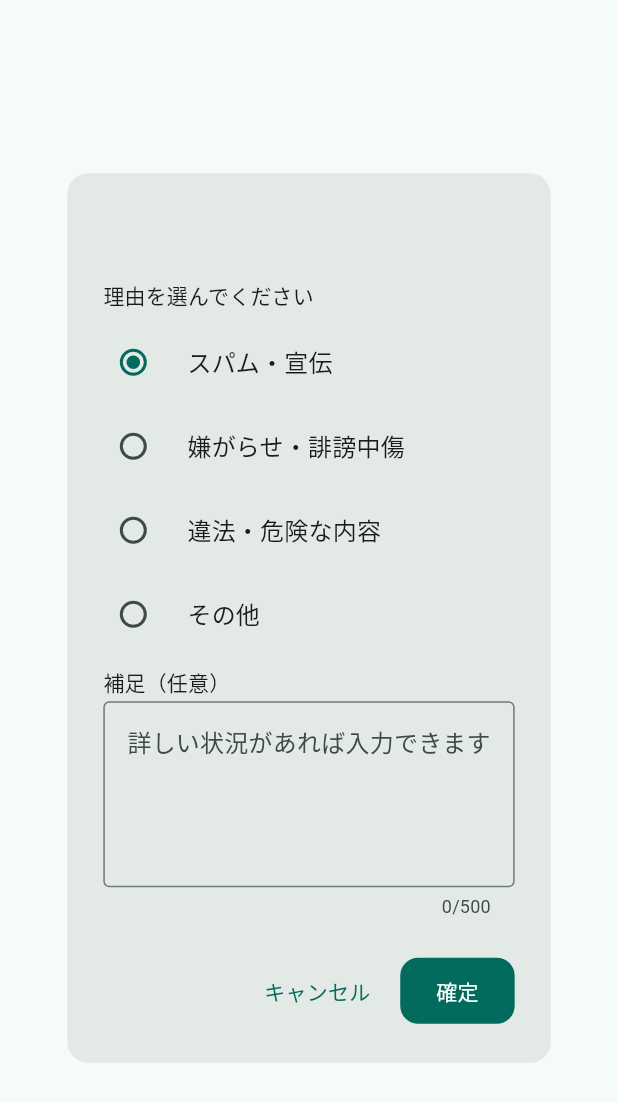
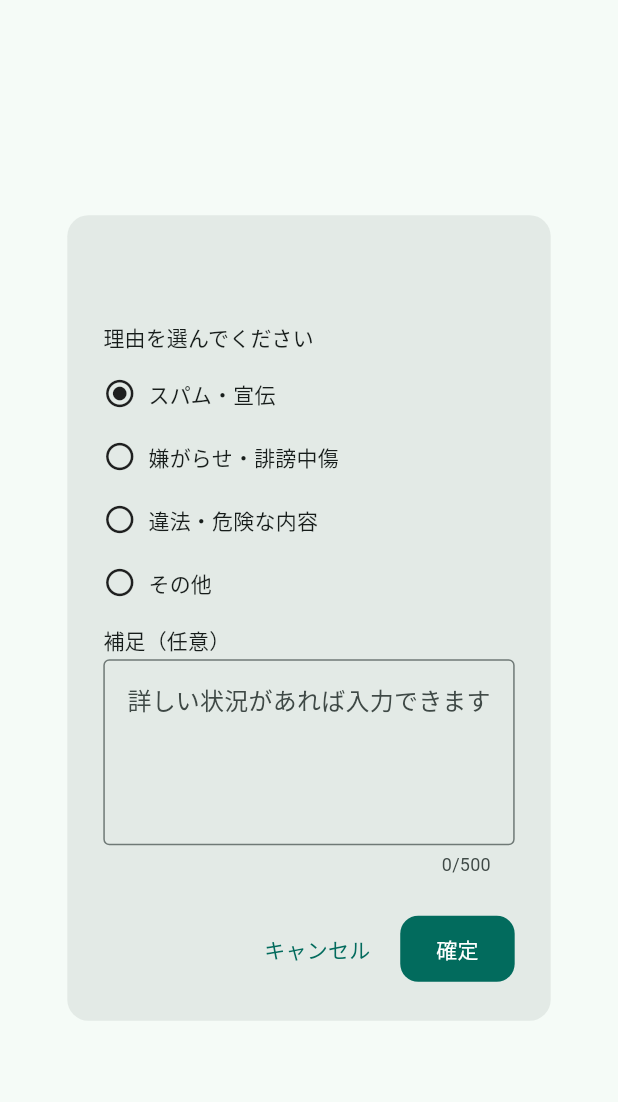
Before and after one commit to inumaruseiya/Nirz, a Flutter app: the _ReportReasonDialog widget shown alone on an empty page, opened directly with empty values, on a phone screen of 412 x 824 dp. Shown: the top 1102 px of the screen. Run offline on Flutter 3.47's test engine with Material 3 defaults, Android fonts, the phone set to English and light mode, and no system bars; our stand-ins replace cached_network_image, equatable, flutter_riverpod, geolocator, go_router, image_picker and 1 more; accounts and stored records are empty.

Commit message:
fix: resolve flutter analyze errors for CI (post detail, settings, report dialog)
Co-authored-by: 犬丸 聖哉 <inumaruseiya@users.noreply.github.com>

```diff
--- a/lib/presentation/settings/settings_page.dart
+++ b/lib/presentation/settings/settings_page.dart
@@ -92,7 +92,6 @@ class _SettingsPageState extends ConsumerState<SettingsPage> {
         'サーバーで問題が発生しました。しばらくしてから再度お試しください。',
       ValidationFailure(:final message) => message,
       LocationFailure() => '位置情報を利用できません。',
-      _ => '処理に失敗しました。',
     };
   }
 }
--- a/lib/presentation/shared/report_reason_dialog.dart
+++ b/lib/presentation/shared/report_reason_dialog.dart
@@ -28,7 +28,7 @@ final class ReportReasonDraft {
   String get reasonForStorage {
     final d = detailText.trim();
     if (d.isEmpty) return presetLabel;
-    return '${presetLabel}: $d';
+    return '$presetLabel: $d';
   }
 }
 
@@ -93,14 +93,25 @@ class _ReportReasonDialogState extends State<_ReportReasonDialog> {
             const SizedBox(height: AppTokens.spaceUnit),
             ...List.generate(kReportPresetReasons.length, (i) {
               final item = kReportPresetReasons[i];
-              return RadioListTile<int>(
-                title: Text(item.label),
-                value: i,
-                groupValue: _selectedIndex,
-                onChanged: (v) {
-                  if (v != null) setState(() => _selectedIndex = v);
-                },
-                contentPadding: EdgeInsets.zero,
+              final selected = _selectedIndex == i;
+              return InkWell(
+                onTap: () => setState(() => _selectedIndex = i),
+                borderRadius: BorderRadius.circular(8),
+                child: Padding(
+                  padding: const EdgeInsets.symmetric(vertical: 10),
+                  child: Row(
+                    children: [
+                      Icon(
+                        selected
+                            ? Icons.radio_button_checked
+                            : Icons.radio_button_off,
+                        size: 22,
+                      ),
+                      const SizedBox(width: AppTokens.spaceUnit),
+                      Expanded(child: Text(item.label)),
+                    ],
+                  ),
+                ),
               );
             }),
             const SizedBox(height: AppTokens.spaceUnit),
```
Also changed, not shown: lib/presentation/detail/post_detail_page.dart (+59 -44 lines).
